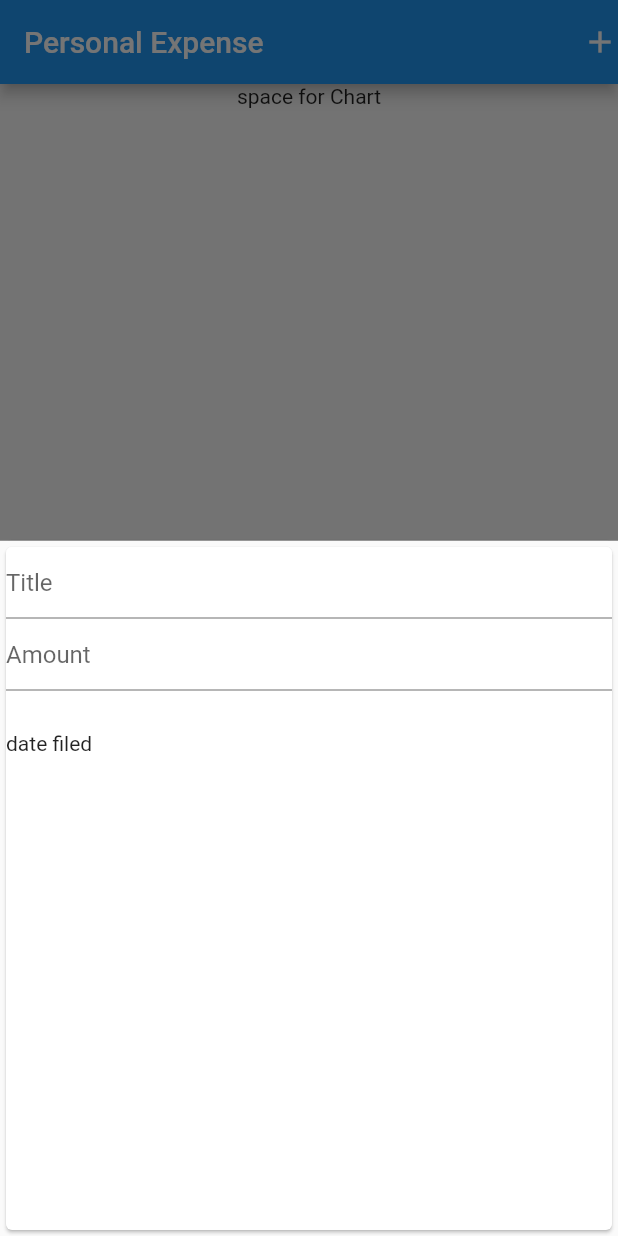
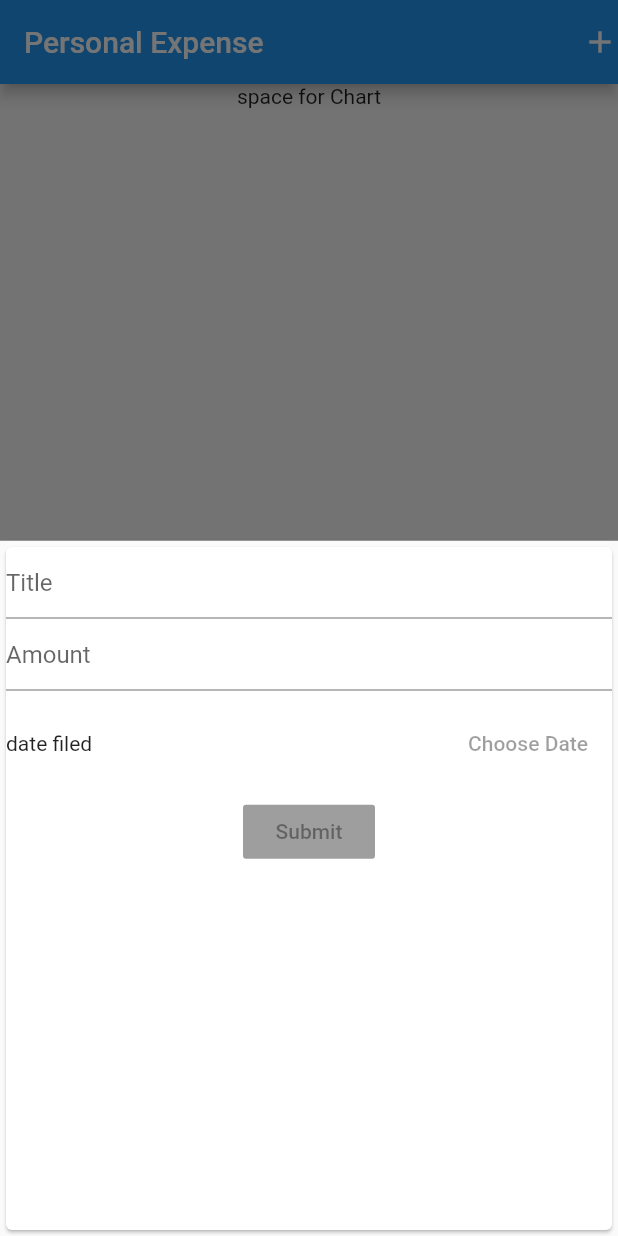
Before and after one commit to magictical/flutter_section2_clone, a Flutter app: the screen it shows after launch, after a tap on the "add" icon, on a phone screen of 412 x 824 dp. Run offline on Flutter 3.47's test engine with Material 2 defaults, Android fonts, the phone set to English and light mode, and no system bars.

Commit message:
add button

```diff
--- a/lib/widgets/new_transaction.dart
+++ b/lib/widgets/new_transaction.dart
@@ -36,9 +36,15 @@ class _NewTransActionState extends State<NewTransAction> {
               children: <Widget>[
                 Expanded(
                   child: Text('date filed'),
+                ),
+                FlatButton(
+                  child: Text('Choose Date'),
                 )
               ],
             ),
+          ),
+          RaisedButton(
+            child: Text('Submit'),
           )
         ],
       ),
```
